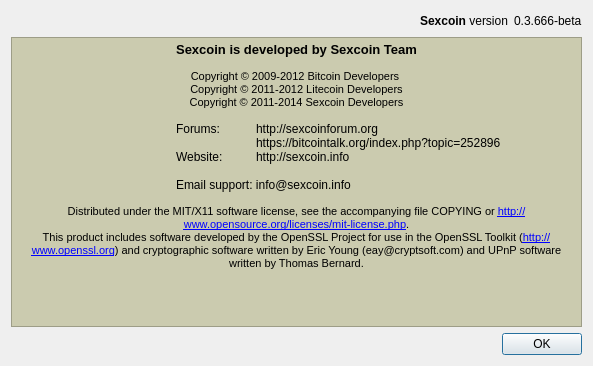
Old version of the form src/qt/forms/aboutdialog.ui in the repository sexcoin-project/sexcoin.
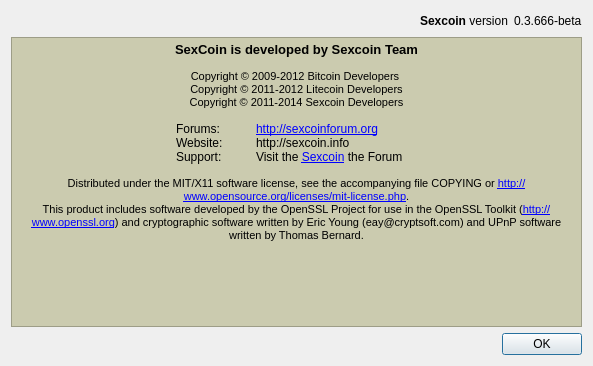
New version of the form. Icons and pictures are not drawn.

Commit message: update about screen

What changed in the file:
```diff
--- a/src/qt/forms/aboutdialog.ui
+++ b/src/qt/forms/aboutdialog.ui
@@ -77,21 +77,19 @@
           <string>&lt;!DOCTYPE HTML PUBLIC &quot;-//W3C//DTD HTML 4.0//EN&quot; &quot;http://www.w3.org/TR/REC-html40/strict.dtd&quot;&gt;
 &lt;html&gt;&lt;head&gt;&lt;meta name=&quot;qrichtext&quot; content=&quot;1&quot; /&gt;&lt;style type=&quot;text/css&quot;&gt;
 p, li { white-space: pre-wrap; }
-&lt;/style&gt;&lt;/head&gt;&lt;body style=&quot; font-family:'MS Shell Dlg 2'; font-size:8.25pt; font-weight:400; font-style:normal;&quot;&gt;
-&lt;p align=&quot;center&quot; style=&quot; margin-top:0px; margin-bottom:0px; margin-left:0px; margin-right:0px; -qt-block-indent:0; text-indent:0px;&quot;&gt;&lt;span style=&quot; font-size:10pt; font-weight:600;&quot;&gt;Sexcoin is developed by Sexcoin Team&lt;/span&gt;&lt;/p&gt;
-&lt;p align=&quot;center&quot; style=&quot;-qt-paragraph-type:empty; margin-top:0px; margin-bottom:0px; margin-left:0px; margin-right:0px; -qt-block-indent:0; text-indent:0px; font-size:8pt;&quot;&gt;&lt;br /&gt;&lt;/p&gt;
-&lt;p align=&quot;center&quot; style=&quot; margin-top:0px; margin-bottom:0px; margin-left:0px; margin-right:0px; -qt-block-indent:0; text-indent:0px;&quot;&gt;&lt;span style=&quot; font-size:8pt;&quot;&gt;Copyright © 2009-2012 Bitcoin Developers &lt;/span&gt;&lt;/p&gt;
-&lt;p align=&quot;center&quot; style=&quot; margin-top:0px; margin-bottom:0px; margin-left:0px; margin-right:0px; -qt-block-indent:0; text-indent:0px;&quot;&gt;&lt;span style=&quot; font-size:8pt;&quot;&gt;Copyright © 2011-2012 Litecoin Developers&lt;/span&gt;&lt;/p&gt;
-&lt;p align=&quot;center&quot; style=&quot; margin-top:0px; margin-bottom:0px; margin-left:0px; margin-right:0px; -qt-block-indent:0; text-indent:0px;&quot;&gt;&lt;span style=&quot; font-size:8pt;&quot;&gt;Copyright © 2011-2014 Sexcoin Developers&lt;/span&gt;&lt;/p&gt;
-&lt;p style=&quot;-qt-paragraph-type:empty; margin-top:0px; margin-bottom:0px; margin-left:0px; margin-right:0px; -qt-block-indent:0; text-indent:0px; font-size:8pt;&quot;&gt;&lt;br /&gt;&lt;/p&gt;
-&lt;p style=&quot; margin-top:0px; margin-bottom:0px; margin-left:0px; margin-right:0px; -qt-block-indent:0; text-indent:0px;&quot;&gt;&lt;span style=&quot; font-size:9pt; color:#000000;&quot;&gt;		Forums:	http://sexcoinforum.org       &lt;/span&gt;&lt;/p&gt;
-&lt;p style=&quot; margin-top:0px; margin-bottom:0px; margin-left:0px; margin-right:0px; -qt-block-indent:0; text-indent:0px;&quot;&gt;&lt;span style=&quot; font-size:9pt; color:#000000;&quot;&gt;			https://bitcointalk.org/index.php?topic=252896&lt;/span&gt;&lt;/p&gt;
-&lt;p style=&quot; margin-top:0px; margin-bottom:0px; margin-left:0px; margin-right:0px; -qt-block-indent:0; text-indent:0px;&quot;&gt;&lt;span style=&quot; font-size:9pt; color:#000000;&quot;&gt;		Website:	http://sexcoin.info&lt;/span&gt;&lt;/p&gt;
-&lt;p style=&quot; margin-top:0px; margin-bottom:0px; margin-left:0px; margin-right:0px; -qt-block-indent:0; text-indent:0px;&quot;&gt;&lt;span style=&quot; font-size:9pt; color:#000000;&quot;&gt;		&lt;/span&gt;&lt;/p&gt;
-&lt;p style=&quot; margin-top:0px; margin-bottom:0px; margin-left:0px; margin-right:0px; -qt-block-indent:0; text-indent:0px;&quot;&gt;&lt;span style=&quot; font-size:9pt; color:#000000;&quot;&gt;		Email support: info@sexcoin.info&lt;/span&gt;&lt;/p&gt;
-&lt;p style=&quot;-qt-paragraph-type:empty; margin-top:0px; margin-bottom:0px; margin-left:0px; margin-right:0px; -qt-block-indent:0; text-indent:0px; font-size:8pt;&quot;&gt;&lt;br /&gt;&lt;/p&gt;
-&lt;p align=&quot;center&quot; style=&quot; margin-top:0px; margin-bottom:0px; margin-left:0px; margin-right:0px; -qt-block-indent:0; text-indent:0px;&quot;&gt;&lt;span style=&quot; font-size:8pt;&quot;&gt;Distributed under the MIT/X11 software license, see the accompanying file COPYING or &lt;/span&gt;&lt;span style=&quot; font-size:8pt; text-decoration: underline; color:#0000ff;&quot;&gt;http://www.opensource.org/licenses/mit-license.php&lt;/span&gt;&lt;span style=&quot; font-size:8pt;&quot;&gt;.&lt;/span&gt;&lt;/p&gt;
-&lt;p align=&quot;center&quot; style=&quot; margin-top:0px; margin-bottom:0px; margin-left:0px; margin-right:0px; -qt-block-indent:0; text-indent:0px;&quot;&gt;&lt;span style=&quot; font-size:8pt;&quot;&gt;This product includes software developed by the OpenSSL Project for use in the OpenSSL Toolkit (&lt;/span&gt;&lt;span style=&quot; font-size:8pt; text-decoration: underline; color:#0000ff;&quot;&gt;http://www.openssl.org&lt;/span&gt;&lt;span style=&quot; font-size:8pt;&quot;&gt;) and cryptographic software written by Eric Young (eay@cryptsoft.com) and UPnP software written by Thomas Bernard.&lt;/span&gt;&lt;/p&gt;&lt;/body&gt;&lt;/html&gt;</string>
+&lt;/style&gt;&lt;/head&gt;&lt;body style=&quot; font-family:'Ubuntu'; font-size:11pt; font-weight:400; font-style:normal;&quot;&gt;
+&lt;p align=&quot;center&quot; style=&quot; margin-top:0px; margin-bottom:0px; margin-left:0px; margin-right:0px; -qt-block-indent:0; text-indent:0px;&quot;&gt;&lt;span style=&quot; font-family:'MS Shell Dlg 2'; font-size:10pt; font-weight:600;&quot;&gt;SexCoin is developed by Sexcoin Team&lt;/span&gt;&lt;/p&gt;
+&lt;p align=&quot;center&quot; style=&quot;-qt-paragraph-type:empty; margin-top:0px; margin-bottom:0px; margin-left:0px; margin-right:0px; -qt-block-indent:0; text-indent:0px; font-family:'MS Shell Dlg 2'; font-size:8pt;&quot;&gt;&lt;br /&gt;&lt;/p&gt;
+&lt;p align=&quot;center&quot; style=&quot; margin-top:0px; margin-bottom:0px; margin-left:0px; margin-right:0px; -qt-block-indent:0; text-indent:0px;&quot;&gt;&lt;span style=&quot; font-family:'MS Shell Dlg 2'; font-size:8pt;&quot;&gt;Copyright © 2009-2012 Bitcoin Developers &lt;/span&gt;&lt;/p&gt;
+&lt;p align=&quot;center&quot; style=&quot; margin-top:0px; margin-bottom:0px; margin-left:0px; margin-right:0px; -qt-block-indent:0; text-indent:0px;&quot;&gt;&lt;span style=&quot; font-family:'MS Shell Dlg 2'; font-size:8pt;&quot;&gt;Copyright © 2011-2012 Litecoin Developers&lt;/span&gt;&lt;/p&gt;
+&lt;p align=&quot;center&quot; style=&quot; margin-top:0px; margin-bottom:0px; margin-left:0px; margin-right:0px; -qt-block-indent:0; text-indent:0px;&quot;&gt;&lt;span style=&quot; font-family:'MS Shell Dlg 2'; font-size:8pt;&quot;&gt;Copyright © 2011-2014 Sexcoin Developers&lt;/span&gt;&lt;/p&gt;
+&lt;p style=&quot;-qt-paragraph-type:empty; margin-top:0px; margin-bottom:0px; margin-left:0px; margin-right:0px; -qt-block-indent:0; text-indent:0px; font-family:'MS Shell Dlg 2'; font-size:8pt;&quot;&gt;&lt;br /&gt;&lt;/p&gt;
+&lt;p style=&quot; margin-top:0px; margin-bottom:0px; margin-left:0px; margin-right:0px; -qt-block-indent:0; text-indent:0px;&quot;&gt;&lt;span style=&quot; font-family:'MS Shell Dlg 2'; font-size:9pt; color:#000000;&quot;&gt;		Forums:	&lt;/span&gt;&lt;a href=&quot;http://sexcoinforum.org&quot;&gt;&lt;span style=&quot; font-family:'MS Shell Dlg 2'; font-size:9pt; text-decoration: underline; color:#0000ff;&quot;&gt;http://sexcoinforum.org&lt;/span&gt;&lt;/a&gt;&lt;span style=&quot; font-family:'MS Shell Dlg 2'; font-size:9pt; color:#000000;&quot;&gt; &lt;/span&gt;&lt;/p&gt;
+&lt;p style=&quot; margin-top:0px; margin-bottom:0px; margin-left:0px; margin-right:0px; -qt-block-indent:0; text-indent:0px;&quot;&gt;&lt;span style=&quot; font-family:'MS Shell Dlg 2'; font-size:9pt; color:#000000;&quot;&gt;		Website:	http://sexcoin.info&lt;/span&gt;&lt;/p&gt;
+&lt;p style=&quot; margin-top:0px; margin-bottom:0px; margin-left:0px; margin-right:0px; -qt-block-indent:0; text-indent:0px;&quot;&gt;&lt;span style=&quot; font-family:'MS Shell Dlg 2'; font-size:9pt; color:#000000;&quot;&gt;		Support:	Visit the &lt;/span&gt;&lt;a href=&quot;http://sexcoinforum.org&quot;&gt;&lt;span style=&quot; font-family:'MS Shell Dlg 2'; font-size:9pt; text-decoration: underline; color:#0000ff;&quot;&gt;Sexcoin&lt;/span&gt;&lt;/a&gt;&lt;span style=&quot; font-family:'MS Shell Dlg 2'; font-size:9pt; color:#000000;&quot;&gt; the Forum &lt;/span&gt;&lt;/p&gt;
+&lt;p style=&quot;-qt-paragraph-type:empty; margin-top:0px; margin-bottom:0px; margin-left:0px; margin-right:0px; -qt-block-indent:0; text-indent:0px; font-family:'MS Shell Dlg 2'; font-size:8pt;&quot;&gt;&lt;br /&gt;&lt;/p&gt;
+&lt;p align=&quot;center&quot; style=&quot; margin-top:0px; margin-bottom:0px; margin-left:0px; margin-right:0px; -qt-block-indent:0; text-indent:0px;&quot;&gt;&lt;span style=&quot; font-family:'MS Shell Dlg 2'; font-size:8pt;&quot;&gt;Distributed under the MIT/X11 software license, see the accompanying file COPYING or &lt;/span&gt;&lt;span style=&quot; font-family:'MS Shell Dlg 2'; font-size:8pt; text-decoration: underline; color:#0000ff;&quot;&gt;http://www.opensource.org/licenses/mit-license.php&lt;/span&gt;&lt;span style=&quot; font-family:'MS Shell Dlg 2'; font-size:8pt;&quot;&gt;.&lt;/span&gt;&lt;/p&gt;
+&lt;p align=&quot;center&quot; style=&quot; margin-top:0px; margin-bottom:0px; margin-left:0px; margin-right:0px; -qt-block-indent:0; text-indent:0px;&quot;&gt;&lt;span style=&quot; font-family:'MS Shell Dlg 2'; font-size:8pt;&quot;&gt;This product includes software developed by the OpenSSL Project for use in the OpenSSL Toolkit (&lt;/span&gt;&lt;span style=&quot; font-family:'MS Shell Dlg 2'; font-size:8pt; text-decoration: underline; color:#0000ff;&quot;&gt;http://www.openssl.org&lt;/span&gt;&lt;span style=&quot; font-family:'MS Shell Dlg 2'; font-size:8pt;&quot;&gt;) and cryptographic software written by Eric Young (eay@cryptsoft.com) and UPnP software written by Thomas Bernard.&lt;/span&gt;&lt;/p&gt;&lt;/body&gt;&lt;/html&gt;</string>
          </property>
         </widget>
        </item>
```
